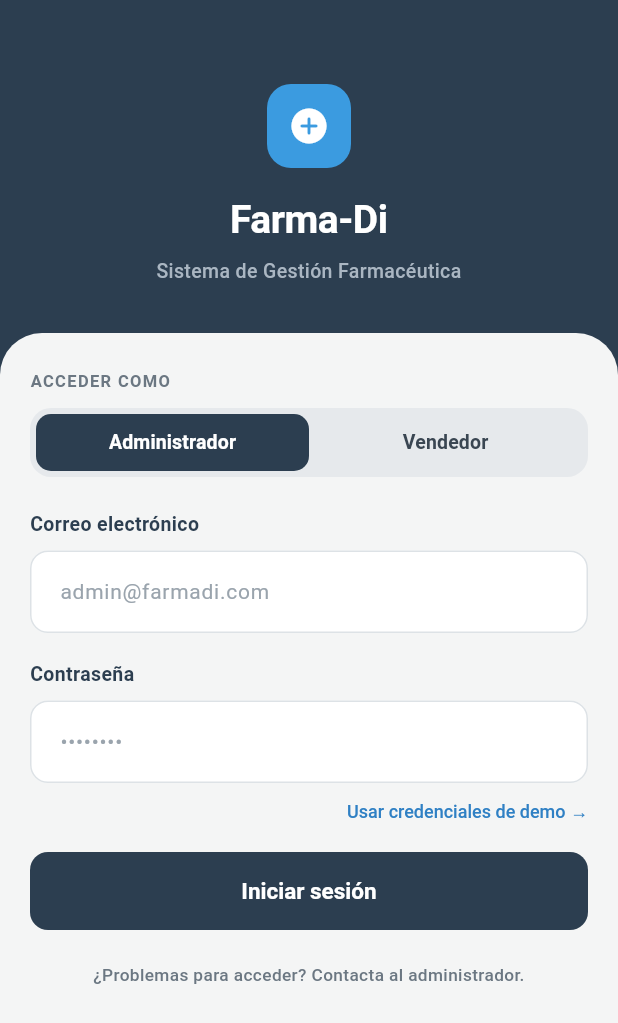
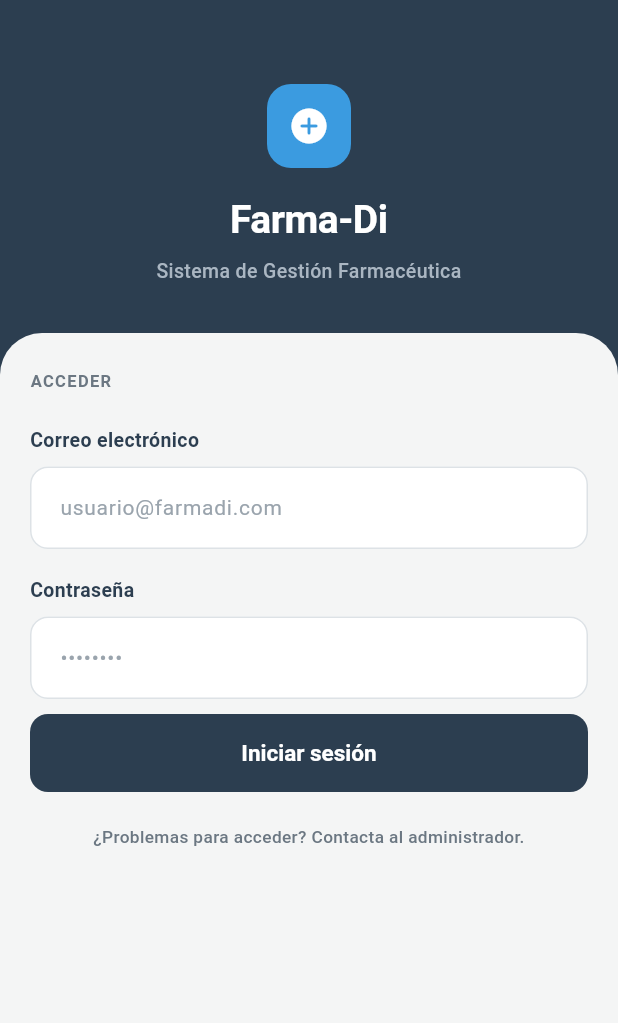
Before and after one commit to williamcortez07/farma_di_mobile, a Flutter app: the screen it shows after launch, on a phone screen of 412 x 824 dp. Shown: the top 1023 px of the screen. Run offline on Flutter 3.47's test engine with Material 3 defaults, Android fonts, the phone set to English and light mode, and no system bars; our stand-ins replace fl_chart.

Commit message:
Cmabios Login

```diff
--- a/lib/screen/login.dart
+++ b/lib/screen/login.dart
@@ -4,26 +4,14 @@ import 'package:flutter/services.dart';
 import '../theme/app_colors.dart';
 
 
-//Esto va en un archivo aparte
 abstract final class _Palette {
   static const ink = AppColors.ink;
   static const sheet = AppColors.sheet;
   static const accent = AppColors.accent;
-  static const link = AppColors.link;
-  static const track = AppColors.track;
   static const border = AppColors.border;
   static const muted = AppColors.muted;
   static const hint = AppColors.hint;
   static const onInkMuted = AppColors.onInkMuted;
-}
-
-enum UserRole {
-  admin('Administrador', 'admin@farmadi.com'),
-  seller('Vendedor', 'vendedor@farmadi.com');
-
-  const UserRole(this.label, this.demoEmail);
-  final String label;
-  final String demoEmail;
 }
 
 class LoginPage extends StatefulWidget {
@@ -36,7 +24,6 @@ class LoginPage extends StatefulWidget {
 class _LoginPageState extends State<LoginPage> {
   final _email = TextEditingController();
   final _password = TextEditingController();
-  UserRole _role = UserRole.admin;
   bool _loading = false;
 
   @override
@@ -82,8 +69,6 @@ class _LoginPageState extends State<LoginPage> {
                       Expanded(
                         child: _FormSheet(
                           bottomInset: bottomInset,
-                          role: _role,
-                          onRoleChanged: (r) => setState(() => _role = r),
                           email: _email,
                           password: _password,
                           onSubmit: _submit,
@@ -153,8 +138,6 @@ class _Brand extends StatelessWidget {
 class _FormSheet extends StatelessWidget {
   const _FormSheet({
     required this.bottomInset,
-    required this.role,
-    required this.onRoleChanged,
     required this.email,
     required this.password,
     required this.onSubmit,
@@ -162,8 +145,6 @@ class _FormSheet extends StatelessWidget {
   });
 
   final double bottomInset;
-  final UserRole role;
-  final ValueChanged<UserRole> onRoleChanged;
   final TextEditingController email;
   final TextEditingController password;
   final VoidCallback onSubmit;
@@ -182,7 +163,7 @@ class _FormSheet extends StatelessWidget {
         crossAxisAlignment: CrossAxisAlignment.start,
         children: [
           const Text(
-            'ACCEDER COMO',
+            'ACCEDER',
             style: TextStyle(
               color: _Palette.muted,
               fontSize: 11,
@@ -190,8 +171,6 @@ class _FormSheet extends StatelessWidget {
               letterSpacing: 0.9,
             ),
           ),
-          const SizedBox(height: 10),
-          _RoleSelector(value: role, onChanged: onRoleChanged),
           const SizedBox(height: 22),
 
           const _FieldLabel('Correo electrónico'),
@@ -203,7 +182,7 @@ class _FormSheet extends StatelessWidget {
             autofillHints: const [AutofillHints.username],
             cursorColor: _Palette.ink,
             style: _inputTextStyle,
-            decoration: _inputDecoration(role.demoEmail),
+            decoration: _inputDecoration('usuario@farmadi.com'),
           ),
           const SizedBox(height: 18),
 
@@ -220,23 +199,7 @@ class _FormSheet extends StatelessWidget {
             decoration: _inputDecoration('••••••••'),
           ),
 
-          Align(
-            alignment: Alignment.centerRight,
-            child: TextButton(
-              onPressed: () {},
-              style: TextButton.styleFrom(
-                foregroundColor: _Palette.link,
-                padding: const EdgeInsets.symmetric(horizontal: 0, vertical: 10),
-                minimumSize: Size.zero,
-                tapTargetSize: MaterialTapTargetSize.shrinkWrap,
-                textStyle: const TextStyle(
-                  fontSize: 12,
-                  fontWeight: FontWeight.w500,
-                ),
-              ),
-              child: const Text('Usar credenciales de demo →'),
-            ),
-          ),
+
           const SizedBox(height: 10),
 
           SizedBox(
@@ -337,67 +300,3 @@ class _FieldLabel extends StatelessWidget {
     );
   }
 }
-
-class _RoleSelector extends StatelessWidget {
-  const _RoleSelector({required this.value, required this.onChanged});
-
-  final UserRole value;
-  final ValueChanged<UserRole> onChanged;
-
-  @override
-  Widget build(BuildContext context) {
-    return Container(
-      height: 46,
-      padding: const EdgeInsets.all(4),
-      decoration: BoxDecoration(
-        color: _Palette.track,
-        borderRadius: BorderRadius.circular(14),
-      ),
-      child: Stack(
-        children: [
-          AnimatedAlign(
-            duration: const Duration(milliseconds: 220),
-            curve: Curves.easeOutCubic,
-            alignment: value == UserRole.admin
-                ? Alignment.centerLeft
-                : Alignment.centerRight,
-            child: FractionallySizedBox(
-              widthFactor: 0.5,
-              heightFactor: 1,
-              child: DecoratedBox(
-                decoration: BoxDecoration(
-                  color: _Palette.ink,
-                  borderRadius: BorderRadius.circular(10),
-                ),
-              ),
-            ),
-          ),
-          Row(
-            children: [
-              for (final role in UserRole.values)
-                Expanded(
-                  child: GestureDetector(
-                    behavior: HitTestBehavior.opaque,
-                    onTap: () => onChanged(role),
-                    child: Center(
-                      child: AnimatedDefaultTextStyle(
-                        duration: const Duration(milliseconds: 220),
-                        style: Theme.of(context).textTheme.labelLarge!.copyWith(
-                              fontSize: 13,
-                              fontWeight: FontWeight.w600,
-                              color: role == value
-                                  ? Colors.white
-                                  : const Color(0xFF3A4652),
-                            ),
-                        child: Text(role.label),
-                      ),
-                    ),
-                  ),
-                ),
-            ],
-          ),
-        ],
-      ),
-    );
-  }
-}
```
